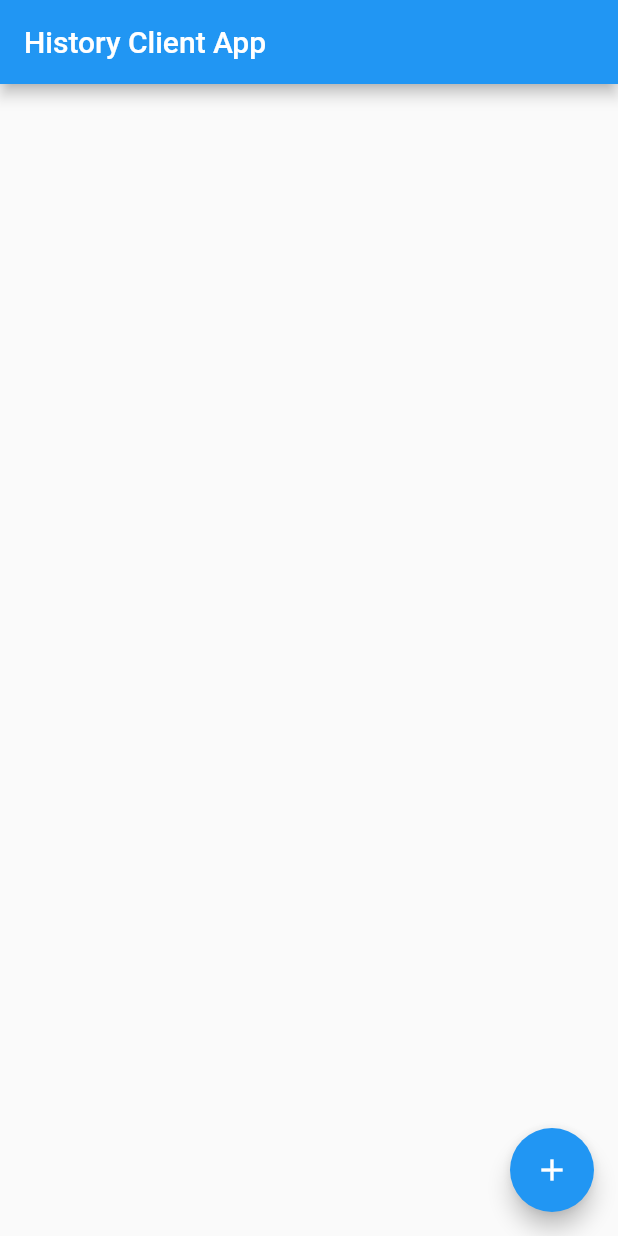
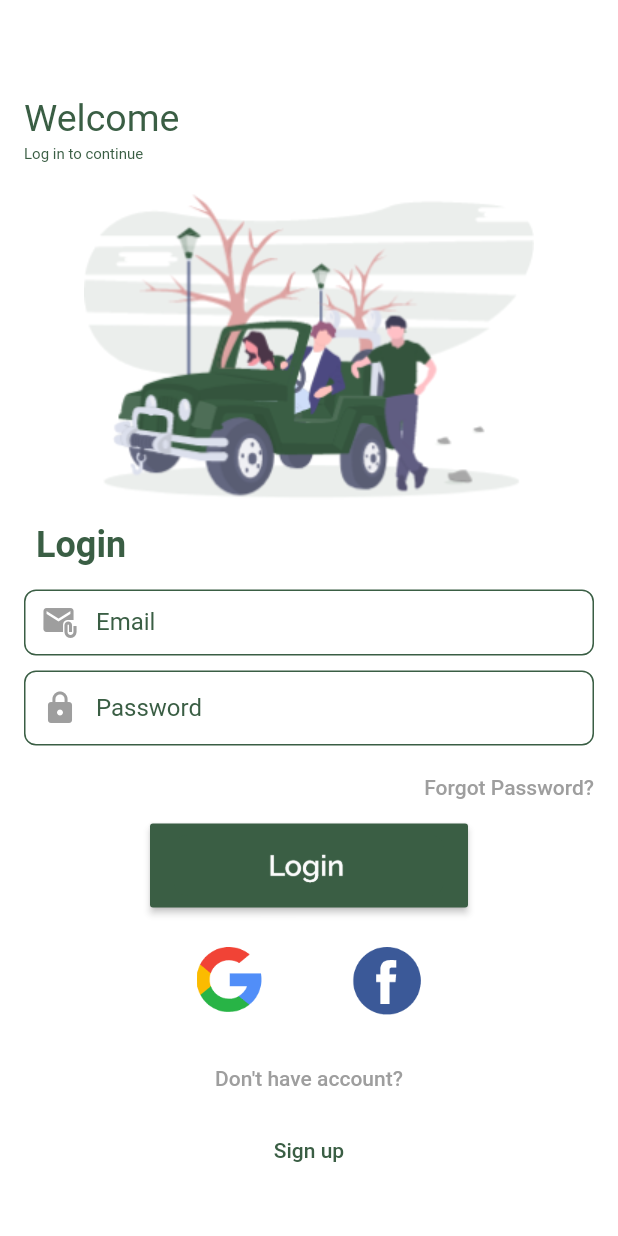
Before and after one commit to mahidul-islam/travel, a Flutter app: the screen it shows after launch, on a phone screen of 412 x 824 dp. Run offline on Flutter 3.47's test engine with Material 2 defaults, Android fonts, the phone set to English and light mode, and no system bars; our stand-ins replace cloud_firestore, firebase_core; accounts and stored records are empty.

Commit message:
first two page

```diff
--- a/lib/main.dart
+++ b/lib/main.dart
@@ -1,6 +1,7 @@
 import 'package:cloud_firestore/cloud_firestore.dart';
 import 'package:firebase_core/firebase_core.dart';
 import 'package:flutter/material.dart';
+import 'package:travel/singup.dart';
 
 void main() async {
   WidgetsFlutterBinding.ensureInitialized();
@@ -9,44 +10,180 @@ void main() async {
   runApp(MyApp());
 }
 
-// For testing the link with firebase.
 class MyApp extends StatelessWidget {
   @override
   Widget build(BuildContext context) {
     return MaterialApp(
-      title: 'History Client',
-      theme: ThemeData(
-        primarySwatch: Colors.blue,
-        visualDensity: VisualDensity.adaptivePlatformDensity,
-      ),
-      home: Scaffold(
-        appBar: AppBar(
-          title: const Text('History Client App'),
-        ),
-        floatingActionButton: FloatingActionButton(
-          onPressed: () => FirebaseFirestore.instance
-              .collection('testing')
-              .add({'timestamp': Timestamp.fromDate(DateTime.now())}),
-          child: Icon(Icons.add),
-        ),
-        body: StreamBuilder(
-          stream: FirebaseFirestore.instance.collection('testing').snapshots(),
-          builder:
-              (BuildContext context, AsyncSnapshot<QuerySnapshot> snapshot) {
-            if (!snapshot.hasData) {
-              return const SizedBox.shrink();
-            }
-            return ListView.builder(
-              itemCount: snapshot.data?.docs.length ?? 0,
-              itemBuilder: (BuildContext context, int index) {
-                final docData = snapshot.data?.docs[index].data();
-                // final dateTime = (docData!['timestamp']! as Timestamp).toDate();
-                return ListTile(
-                  title: Text(docData.toString()),
-                );
-              },
-            );
-          },
+      debugShowCheckedModeBanner: false,
+      home: MyHomePage(),
+      title: 'LoginPage',
+    );
+  }
+}
+
+class MyHomePage extends StatefulWidget {
+  @override
+  State<StatefulWidget> createState() {
+    return _MyHomePageState();
+  }
+}
+
+class _MyHomePageState extends State<MyHomePage> {
+  @override
+  Widget build(BuildContext context) {
+    return Scaffold(
+      // appBar: AppBar(
+      //   title: Text("LoginPage"),
+      // ),
+      body: Container(
+        color: Colors.white,
+        height: double.infinity,
+        width: double.infinity,
+        child: Column(
+          crossAxisAlignment: CrossAxisAlignment.start,
+          children: [
+            Container(
+              padding: EdgeInsets.only(top: 64, left: 16),
+              child: Text(
+                "Welcome",
+                style: TextStyle(fontSize: 25, color: Color(0xff3a5e44)),
+              ),
+            ),
+            Container(
+              padding: EdgeInsets.only(top: 4, left: 16),
+              child: Text(
+                "Log in to continue",
+                style: TextStyle(fontSize: 10, color: Color(0xff3a5e44)),
+              ),
+            ),
+            Container(
+              alignment: Alignment.center,
+              margin: EdgeInsets.only(top: 20),
+              child: Image(
+                image: AssetImage("assets/car.png"),
+              ),
+            ),
+
+            Container(
+              margin: EdgeInsets.only(top: 16,right: 16,left: 24),
+              child: Text(
+                "Login",style: TextStyle(color: Color(0xff3a5e44),
+                  fontSize: 24,
+                  fontWeight: FontWeight.bold),
+              ),
+            ),
+            Container(
+              height: 60,
+              padding: EdgeInsets.only(top: 16, left: 16, right: 16),
+              child: TextField(
+                decoration: InputDecoration(
+                    prefixIcon: Icon(
+                      Icons.attach_email,
+                      color: Colors.grey,
+                    ),
+                    border: InputBorder.none,
+                    enabledBorder: OutlineInputBorder(
+                      borderRadius: BorderRadius.all(Radius.circular(8.0)),
+                      borderSide: BorderSide(color: Color(0xff3a5e44)),
+                    ),
+                    focusedBorder: OutlineInputBorder(
+                      borderRadius: BorderRadius.all(Radius.circular(8.0)),
+                      borderSide: BorderSide(color: Color(0xff3a5e44)),
+                    ),
+
+                    // border: OutlineInputBorder(),
+                    labelText: "Email",
+                    labelStyle: TextStyle(color: Color(0xff3a5e44))),
+              ),
+            ),
+            Container(
+              height: 60,
+              padding: EdgeInsets.only(top: 10, left: 16, right: 16),
+              child: TextField(
+                decoration: InputDecoration(
+                    prefixIcon: Icon(
+                      Icons.lock,
+                      color: Colors.grey,
+                    ),
+                    border: InputBorder.none,
+                    enabledBorder: OutlineInputBorder(
+                      borderRadius: BorderRadius.all(Radius.circular(8.0)),
+                      borderSide: BorderSide(color: Color(0xff3a5e44)),
+                    ),
+                    focusedBorder: OutlineInputBorder(
+                      borderRadius: BorderRadius.all(Radius.circular(8.0)),
+                      borderSide: BorderSide(color: Color(0xff3a5e44)),
+                    ),
+                    // border: OutlineInputBorder(),
+                    labelText: "Password",
+                    labelStyle: TextStyle(color: Color(0xff3a5e44))),
+              ),
+            ),
+            Container(
+              alignment: Alignment.topRight,
+              margin: EdgeInsets.only(top: 4),
+              child: FlatButton(
+                onPressed: () {
+                  // forgotPass(context);
+                },
+                textColor: Colors.grey,
+                child: Text(
+                  "Forgot Password?",
+                  style: TextStyle(),
+                ),
+              ),
+            ),
+            Container(
+              height: 56,
+              alignment: Alignment.center,
+              // margin: EdgeInsets.only(left: 48,right: 48),
+              child: MaterialButton(
+                  color: Color(0xff3a5e44),
+                  onPressed: () {  },
+                  child: Image(
+                    image: AssetImage("assets/login.png",),height: 80,width: 180,
+                  )
+              ),
+            ),
+            Container(
+              child: Container(
+                  alignment: Alignment.center,
+                  margin: EdgeInsets.only(top: 24),
+                  child: Image(
+                    image: AssetImage("assets/logo.png"),height: 50,width: 150,
+                  )),
+            ),
+
+            Container(
+              alignment: Alignment.center,
+              margin: EdgeInsets.only(top: 16),
+              child: FlatButton(
+                onPressed: () {},
+                textColor: Colors.grey,
+                child: Text(
+                  "Don't have account?",
+                  style: TextStyle(),
+                ),
+              ),
+            ),
+            Container(
+              alignment: Alignment.center,
+              //margin: EdgeInsets.only(top: 0),
+              child: FlatButton(
+                onPressed: () {
+                  Navigator.push(context,
+                    MaterialPageRoute(builder: (context) => SignUp()),
+                  );
+
+                },
+                textColor: Color(0xff3a5e44),
+                child: Text(
+                  "Sign up",
+                  style: TextStyle(),
+                ),
+              ),
+            ),
+          ],
         ),
       ),
     );
```
Also changed, not shown: lib/singup.dart (added, +172 -0 lines), pubspec.yaml (+8 -4 lines), assets/car.png (added), assets/login.png (added), assets/logo.png (added), assets/pic1.png (added), assets/pic2.jpg (added), assets/pic3.jpg (added), assets/signup.png (added), pubspec.lock.
